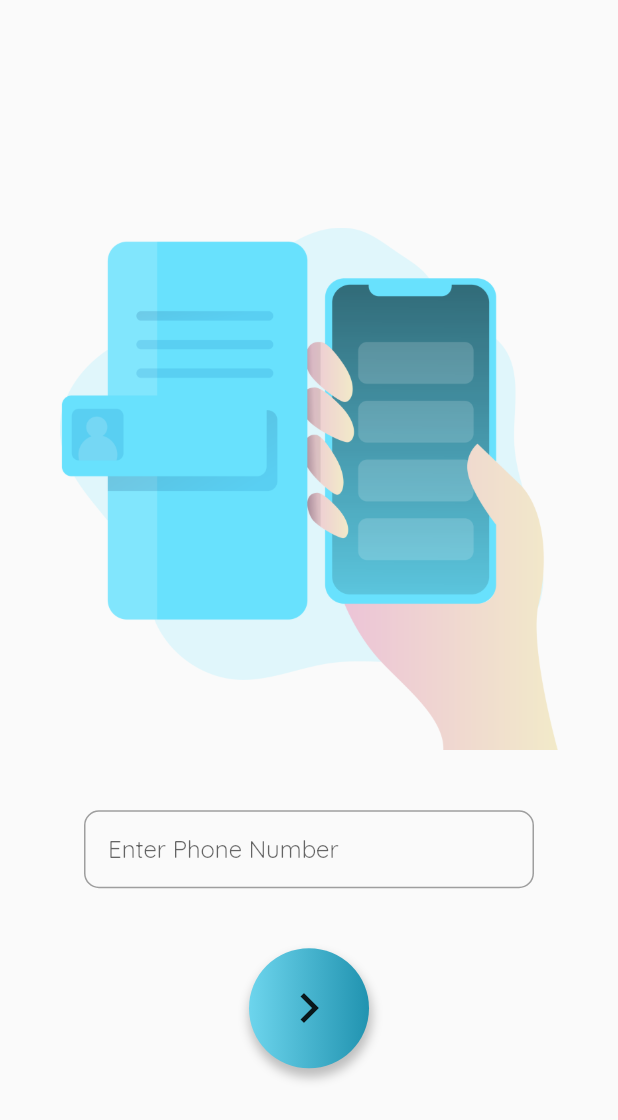
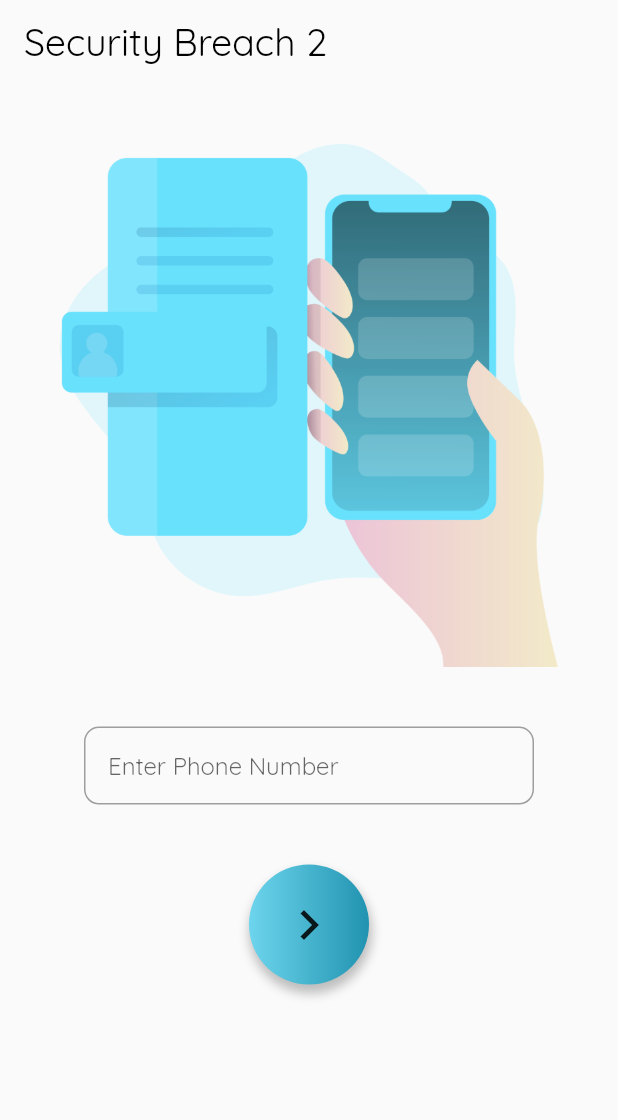
Before and after one commit to AryanSethi/VoteHack, a Flutter app: the Security1 screen opened directly, on a phone screen of 412 x 824 dp. Shown: the top 1120 px of the screen. Run offline on Flutter 3.47's test engine with Material 2 defaults, Android fonts, the phone set to English and light mode, and no system bars; our stand-ins replace cloud_firestore, firebase_core, fluttertoast, shared_preferences; missing offline and left inert: imei_plugin, sms; accounts and stored records are empty.

Commit message:
Project Done

```diff
--- a/lib/screens/commingSoon.dart
+++ b/lib/screens/commingSoon.dart
@@ -17,7 +17,7 @@ class ComingSoon extends StatelessWidget {
               )),
           SizedBox(height: 30),
           Text(
-            "No Election Yet!!!",
+            "You are Early!!!",
             style: TextStyle(fontSize: 40,fontFamily: "Quicksand"),
           )
         ],
--- a/lib/security/pre_security.dart
+++ b/lib/security/pre_security.dart
@@ -1,6 +1,7 @@
 import 'package:VoteHack/screens/commingSoon.dart';
 import 'package:VoteHack/screens/notification.dart';
 import 'package:VoteHack/security/security1.dart';
+import 'package:VoteHack/security/security2.dart';
 import 'package:cloud_firestore/cloud_firestore.dart';
 import 'package:flutter/cupertino.dart';
 import 'package:flutter/material.dart';
@@ -230,7 +231,7 @@ class _PreSecurity extends State<PreSecurity> {
                                                   context,
                                                   CupertinoPageRoute(
                                                       builder: (context) =>
-                                                          Security1()),
+                                                         Security2()),
                                                   (route) => false);
                                             }
 
@@ -310,7 +311,7 @@ class _PreSecurity extends State<PreSecurity> {
                                                 context,
                                                 CupertinoPageRoute(
                                                     builder: (context) =>
-                                                        Security1()),
+                                                        Security2()),
                                                 (route) => false);
                                           } else {
                                             Fluttertoast.showToast(
--- a/lib/security/security1.dart
+++ b/lib/security/security1.dart
@@ -1,11 +1,9 @@
-import 'dart:math';
 
 import 'package:VoteHack/vote.dart';
 import 'package:flutter/cupertino.dart';
 import 'package:flutter/material.dart';
 import 'package:fluttertoast/fluttertoast.dart';
 import 'package:VoteHack/variable.dart' as variable;
-import 'package:sms/sms.dart';
 
 class Security1 extends StatefulWidget {
   @override
@@ -16,7 +14,18 @@ class _Security1 extends State<Security1> {
   @override
   Widget build(BuildContext context) {
     return Scaffold(
-      body: Container(
+      appBar: AppBar(
+        automaticallyImplyLeading: false,
+        elevation: 0.0,
+        backgroundColor: Colors.transparent,
+        title: Text(
+          "Security Breach 2",
+          style: TextStyle(
+              fontFamily: "Quicksand", color: Colors.black, fontSize: 25),
+        ), //* Change this to something less cliche
+      ),
+      body: SingleChildScrollView(
+          child: Container(
         child: Column(
           mainAxisAlignment: MainAxisAlignment.center,
           children: [
@@ -81,7 +90,7 @@ class _Security1 extends State<Security1> {
                 ))
           ],
         ),
-      ),
+      )),
     );
   }
 }
--- a/lib/variable.dart
+++ b/lib/variable.dart
@@ -5,6 +5,7 @@ import 'package:shared_preferences/shared_preferences.dart';
 
 TextEditingController secretId = TextEditingController();
 TextEditingController phoneNumber = TextEditingController();
+TextEditingController question = TextEditingController();
 String mobileImei = 'Unknown';
 String uniqueId = "Unknown";
 bool progressBar = false;
```
Also changed, not shown: lib/security/security2.dart (added, +101 -0 lines), assets/question.png (added).
